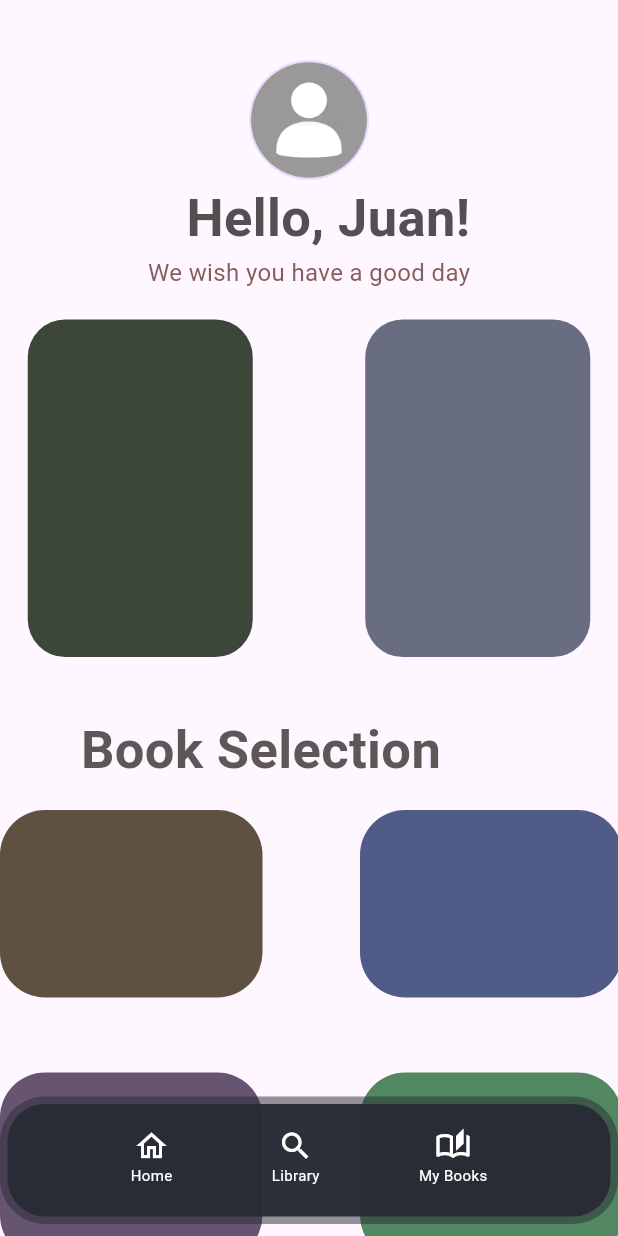
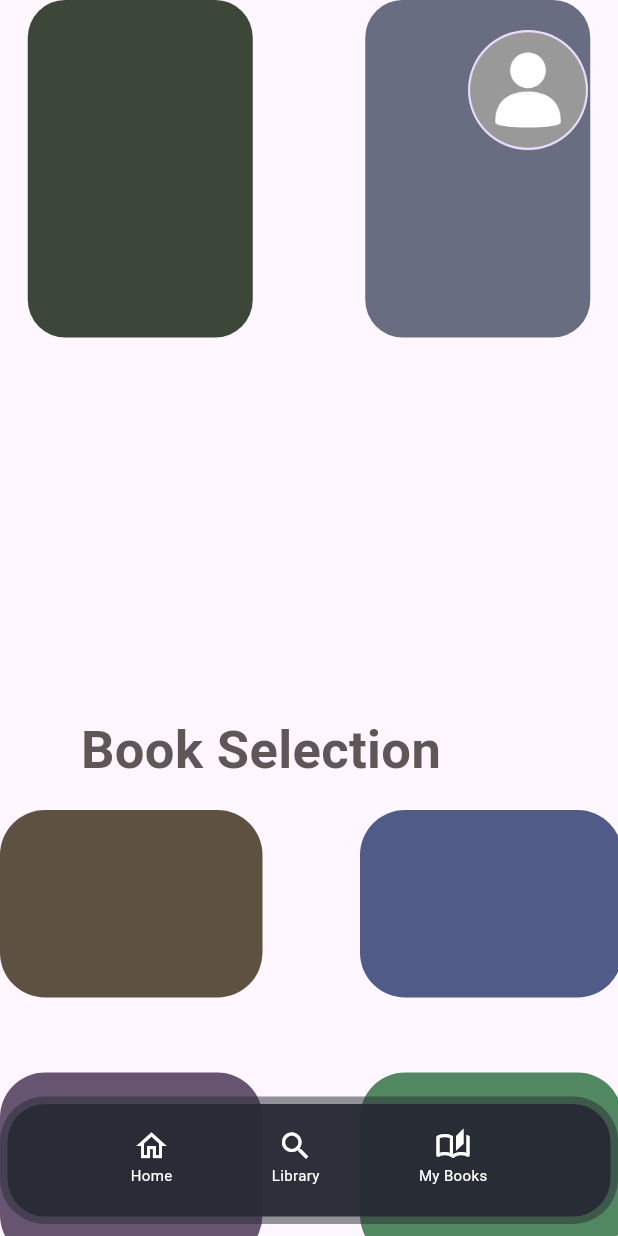
Before and after one commit to MarcelSunyer/Project_Flutter, a Flutter app: the screen it shows after launch, on a phone screen of 412 x 824 dp. Run offline on Flutter 3.47's test engine with Material 3 defaults, Android fonts, the phone set to English and light mode, and no system bars.

Commit message:
Some changes in profile widget

```diff
--- a/Project_Flutter/app_book/lib/Widgets/profile_widget.dart
+++ b/Project_Flutter/app_book/lib/Widgets/profile_widget.dart
@@ -7,67 +7,46 @@ class ProfileWidget extends StatelessWidget {
   Widget build(BuildContext context) {
     return MaterialApp(
       home: Scaffold(
-        body: Column(
-          mainAxisAlignment: MainAxisAlignment.start,
-          crossAxisAlignment: CrossAxisAlignment.center,
+        body: Stack(
           children: [
-            const SizedBox(height: 40),
-            const CircleAvatar(
-              radius: 40,
-              backgroundImage: AssetImage('assets/icono.png'),
-            ),
-            const Align(
-              alignment: Alignment.topCenter,
-              child: Column(
-                mainAxisAlignment: MainAxisAlignment.start,
-                crossAxisAlignment: CrossAxisAlignment.end,
-                children: [
-                  Text(
-                    'Hello, Juan!',
-                    style: TextStyle(
-                      color: Color.fromARGB(255, 82, 80, 80),
-                      fontSize: 35,
-                      fontWeight: FontWeight.bold,
-                    ),
-                  ),
-                  Text(
-                    'We wish you have a good day',
-                    style: TextStyle(
-                      color: Color.fromARGB(255, 136, 92, 92),
-                      fontSize: 16,
-                    ),
-                  ),
-                ],
-              ),
-            ),
-            const SizedBox(height: 20),
-            Row(
-              mainAxisAlignment: MainAxisAlignment.center,
-              children: [
-                Container(
-                  height: 225,
-                  width: 150,
-                  decoration: BoxDecoration(
-                    color: Color.fromARGB(255, 60, 70, 57),
-                    borderRadius: BorderRadius.circular(25),
-                  ),
-                ),
-                const SizedBox(
-                    width:
-                        75), // Ajusta el espacio entre los contenedores según tus necesidades
-                Container(
-                  height: 225,
-                  width: 150,
-                  decoration: BoxDecoration(
-                    color: Color.fromARGB(255, 105, 109, 129),
-                    borderRadius: BorderRadius.circular(25),
-                  ),
-                ),
-              ],
+            _buildContainersRow(),
+            Positioned(
+              top: 20,
+              right: 20,
+              child: _buildProfileAvatar(),
             ),
           ],
         ),
       ),
     );
   }
+
+  Widget _buildProfileAvatar() {
+    return const CircleAvatar(
+      radius: 40,
+      backgroundImage: AssetImage('assets/icono.png'),
+    );
+  }
+
+  Widget _buildContainersRow() {
+    return Row(
+      mainAxisAlignment: MainAxisAlignment.center,
+      children: [
+        _buildContainer(Color.fromARGB(255, 60, 70, 57)),
+        const SizedBox(width: 75),
+        _buildContainer(Color.fromARGB(255, 105, 109, 129)),
+      ],
+    );
+  }
+
+  Widget _buildContainer(Color color) {
+    return Container(
+      height: 225,
+      width: 150,
+      decoration: BoxDecoration(
+        color: color,
+        borderRadius: BorderRadius.circular(25),
+      ),
+    );
+  }
 }
```
